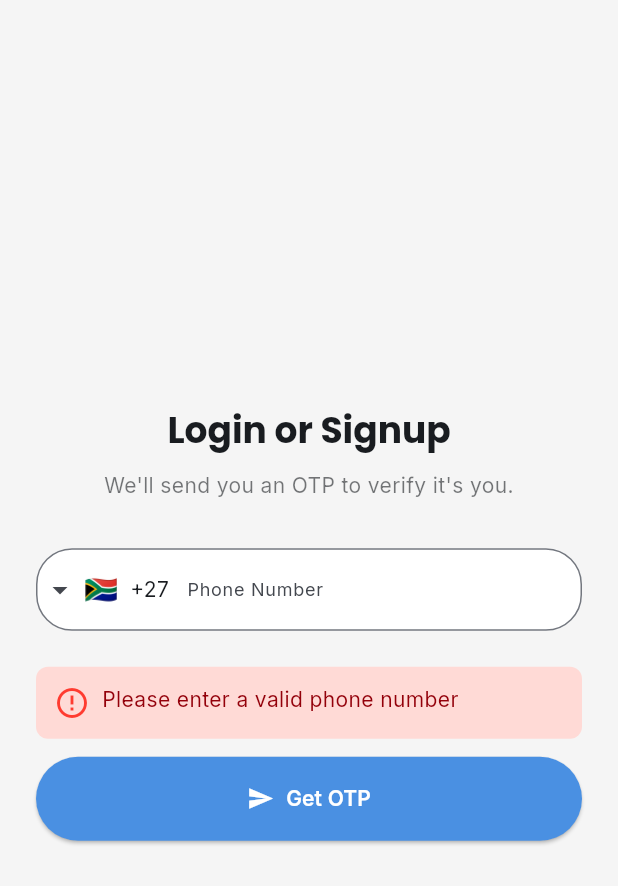
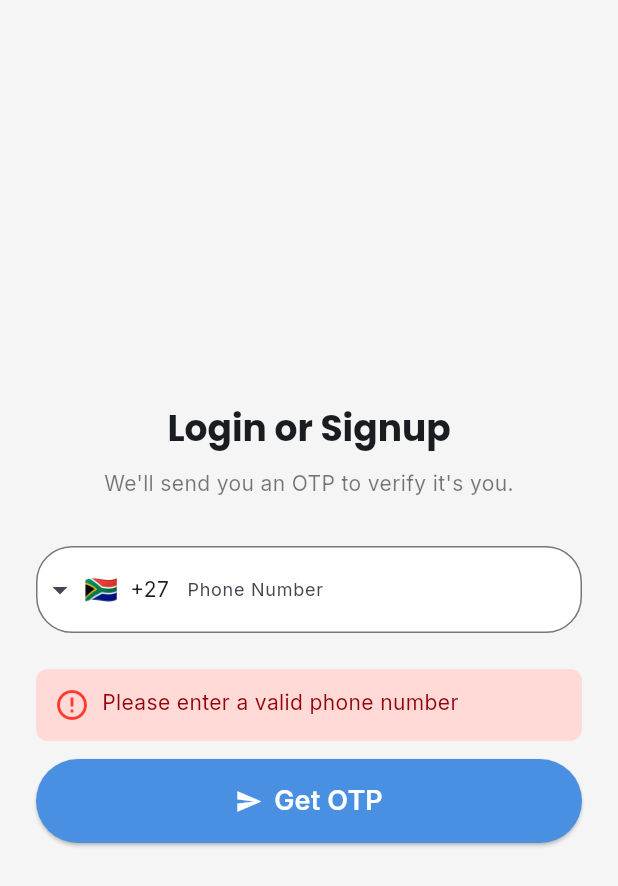
Before and after one commit to yangakandeni/carlet, a Flutter app: the screen it shows after launch, after a tap on "Get OTP", on a phone screen of 412 x 824 dp. Shown: the top 886 px of the screen. Run offline on Flutter 3.47's test engine with Material 3 defaults, Android fonts, the light colour scheme and no system bars; drawn by our look-alikes of intl_phone_field; our stand-ins replace another_flushbar, cloud_firestore, firebase_auth, firebase_core, firebase_messaging, firebase_storage and 3 more; accounts and stored records are empty.

Commit message:
refactor: Increate the CTA label size

```diff
--- a/lib/screens/auth/login_screen.dart
+++ b/lib/screens/auth/login_screen.dart
@@ -128,7 +128,7 @@ class _LoginScreenState extends State<LoginScreen> {
                     showDropdownIcon: true,
                     // Keep flag+code inside field; don't add extra prefix icon.
                     onChanged: (phone) => _completePhoneNumber = phone.completeNumber,
-                    style: theme.textTheme.bodyMedium?.copyWith(fontSize: 16),
+                    style: theme.textTheme.bodyMedium?.copyWith(fontSize: 18),
                   ),
                   const SizedBox(height: 24),
 
--- a/lib/screens/auth/phone_verification_screen.dart
+++ b/lib/screens/auth/phone_verification_screen.dart
@@ -3,7 +3,7 @@ import 'dart:async';
 import 'dart:io';
 
 import 'package:flutter/material.dart';
-import 'package:flutter/services.dart';
+// import 'package:flutter/services.dart'; // not needed here
 import 'package:provider/provider.dart';
 import 'package:firebase_auth/firebase_auth.dart' as fb;
 // intl_phone_field is no longer used in this screen (LoginScreen supplies the phone).
--- a/lib/screens/profile/profile_screen.dart
+++ b/lib/screens/profile/profile_screen.dart
@@ -159,7 +159,7 @@ class _ProfileScreenState extends State<ProfileScreen> {
               const SizedBox(height: 24),
               ElevatedButton(
                 onPressed: _loading ? null : _save,
-                style: ElevatedButton.styleFrom(minimumSize: Size.fromHeight(UIConstants.kButtonMinHeight)),
+                style: ElevatedButton.styleFrom(minimumSize: const Size.fromHeight(UIConstants.kButtonMinHeight)),
                 child: _loading ? const CircularProgressIndicator() : const Text('Save'),
               ),
               const SizedBox(height: 12),
--- a/lib/screens/report/create_report_screen.dart
+++ b/lib/screens/report/create_report_screen.dart
@@ -189,7 +189,7 @@ class _CreateReportScreenState extends State<CreateReportScreen> {
               width: double.infinity,
               child: ElevatedButton.icon(
                 onPressed: _loading ? null : _submit,
-                style: ElevatedButton.styleFrom(minimumSize: Size.fromHeight(UIConstants.kButtonMinHeight)),
+                style: ElevatedButton.styleFrom(minimumSize: const Size.fromHeight(UIConstants.kButtonMinHeight)),
                 icon: const Icon(Icons.send),
                 label: const Text('Post alert'),
               ),
--- a/lib/utils/phone_utils.dart
+++ b/lib/utils/phone_utils.dart
@@ -29,7 +29,7 @@ bool isValidSouthAfricanPhone(String phone) {
 
 /// Gets a user-friendly error message for invalid SA phone numbers.
 String getPhoneValidationError() {
-  return 'Please enter a valid South African phone number';
+  return 'Please enter a valid phone number';
 }
 
 String? normalizePhone(String raw) {
--- a/lib/utils/ui_constants.dart
+++ b/lib/utils/ui_constants.dart
@@ -10,4 +10,6 @@ class UIConstants {
 
   // Max content width for centered forms/screens on wide displays
   static const double kFormMaxWidth = 480.0;
+  // Default label font size for primary CTAs
+  static const double kButtonLabelSize = 18.0;
 }
--- a/lib/widgets/carlet_button.dart
+++ b/lib/widgets/carlet_button.dart
@@ -10,6 +10,7 @@ class CarletButton extends StatefulWidget {
   final bool isPrimary;
   final bool showLoading;
   final Widget? icon;
+  final TextStyle? textStyle;
 
   /// Convenience constructor for primary button.
   const CarletButton.primary({
@@ -18,6 +19,7 @@ class CarletButton extends StatefulWidget {
     required VoidCallback onPressed,
     bool showLoading = false,
     Widget? icon,
+    TextStyle? textStyle,
   }) : this(
           key: key,
           text: text,
@@ -25,6 +27,7 @@ class CarletButton extends StatefulWidget {
           isPrimary: true,
           showLoading: showLoading,
           icon: icon,
+          textStyle: textStyle,
         );
 
   /// Convenience constructor for outlined button.
@@ -34,6 +37,7 @@ class CarletButton extends StatefulWidget {
     required VoidCallback onPressed,
     bool showLoading = false,
     Widget? icon,
+    TextStyle? textStyle,
   }) : this(
           key: key,
           text: text,
@@ -41,6 +45,7 @@ class CarletButton extends StatefulWidget {
           isPrimary: false,
           showLoading: showLoading,
           icon: icon,
+          textStyle: textStyle,
         );
 
   const CarletButton({
@@ -50,6 +55,7 @@ class CarletButton extends StatefulWidget {
     this.isPrimary = true,
     this.showLoading = false,
     this.icon,
+    this.textStyle,
   });
 
   @override
@@ -84,13 +90,21 @@ class _CarletButtonState extends State<CarletButton> with SingleTickerProviderSt
 
   @override
   Widget build(BuildContext context) {
+    final theme = Theme.of(context);
+
+    final defaultTextStyle = widget.textStyle ?? theme.textTheme.labelLarge?.copyWith(
+      fontSize: UIConstants.kButtonLabelSize,
+      fontWeight: FontWeight.w600,
+      color: widget.isPrimary ? theme.colorScheme.onPrimary : theme.colorScheme.primary,
+    );
+
     final Widget content = widget.showLoading
         ? SizedBox(
             height: 20,
             width: 20,
             child: CircularProgressIndicator(
               strokeWidth: 2,
-              color: Theme.of(context).colorScheme.onPrimary,
+              color: theme.colorScheme.onPrimary,
             ),
           )
         : (widget.icon != null
@@ -108,10 +122,10 @@ class _CarletButtonState extends State<CarletButton> with SingleTickerProviderSt
                     child: widget.icon!,
                   ),
                   const SizedBox(width: 8),
-                  Text(widget.text),
+                  Text(widget.text, style: defaultTextStyle),
                 ],
               )
-            : Text(widget.text));
+            : Text(widget.text, style: widget.textStyle));
 
     final hoveredElevation = WidgetStateProperty.resolveWith<double?>((states) {
       if (states.contains(WidgetState.hovered)) return 3;
@@ -122,8 +136,8 @@ class _CarletButtonState extends State<CarletButton> with SingleTickerProviderSt
     // still allowing theme overrides to control color/shape.
     final buttonStyle = ButtonStyle(
       elevation: hoveredElevation,
-  minimumSize: MaterialStateProperty.all(Size.fromHeight(UIConstants.kButtonMinHeight)),
-      padding: MaterialStateProperty.all(const EdgeInsets.symmetric(vertical: 14, horizontal: 16)),
+  minimumSize: WidgetStateProperty.all(const Size.fromHeight(UIConstants.kButtonMinHeight)),
+      padding: WidgetStateProperty.all(const EdgeInsets.symmetric(vertical: 14, horizontal: 16)),
     );
 
     final button = widget.isPrimary
--- a/lib/widgets/phone_update_dialog.dart
+++ b/lib/widgets/phone_update_dialog.dart
@@ -227,7 +227,7 @@ class _PhoneUpdateDialogState extends State<PhoneUpdateDialog> {
               const SizedBox(height: 16),
               ElevatedButton(
                 onPressed: _loading ? null : _sendCode,
-                style: ElevatedButton.styleFrom(minimumSize: Size.fromHeight(UIConstants.kButtonMinHeight)),
+                style: ElevatedButton.styleFrom(minimumSize: const Size.fromHeight(UIConstants.kButtonMinHeight)),
                 child: _loading
                     ? const SizedBox(
                         width: 20,
```
Also changed, not shown: 3 other files.
